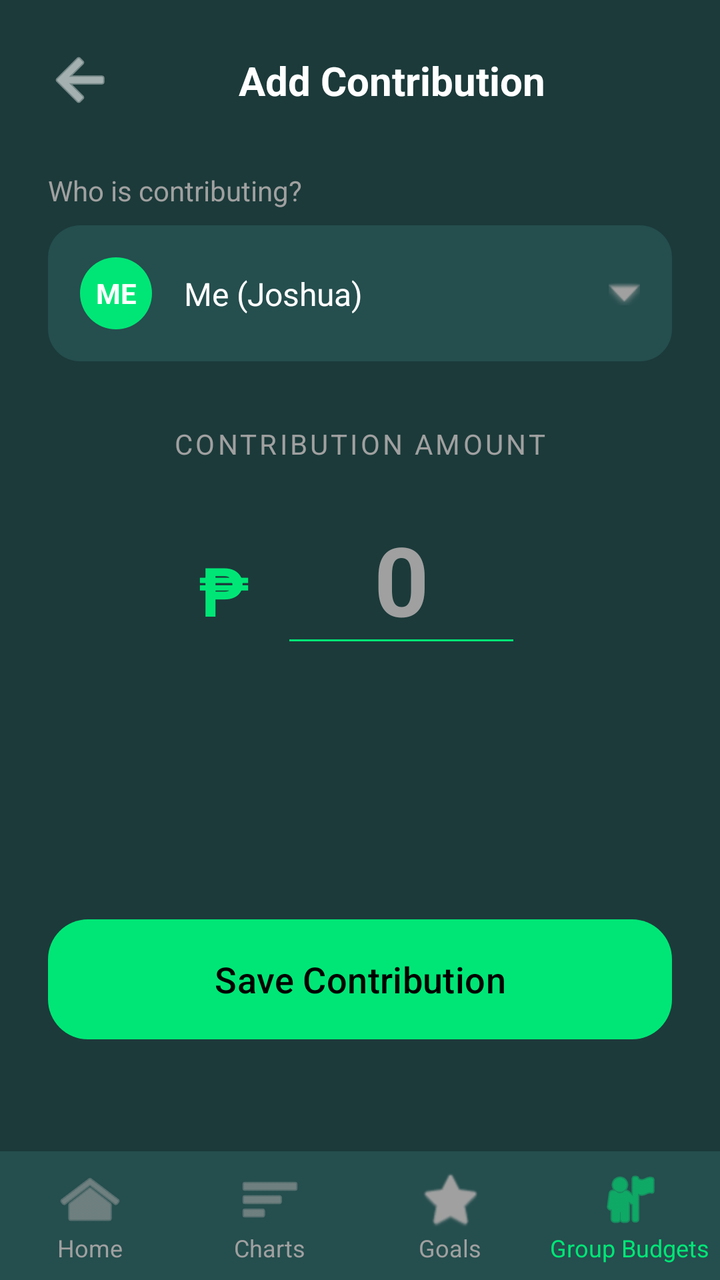
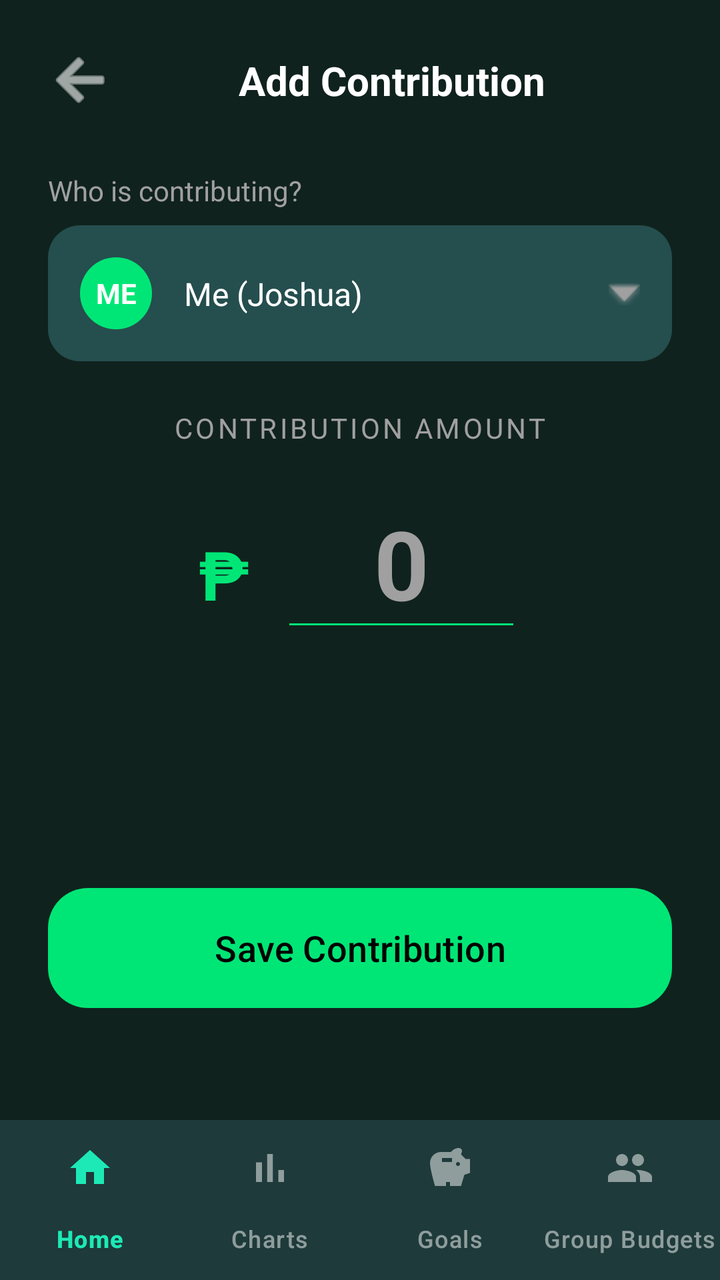

Two renders of the same Android screen: before a commit and after it. Below are the layout's source before the change and the commit's diff.
<!-- AndroidManifest.xml: application theme Theme.TipidMate -->
<!-- res/layout/add_contribution.xml -->
<?xml version="1.0" encoding="utf-8"?>
<RelativeLayout xmlns:android="http://schemas.android.com/apk/res/android"
    xmlns:app="http://schemas.android.com/apk/res-auto"
    xmlns:tools="http://schemas.android.com/tools"
    android:layout_width="match_parent"
    android:layout_height="match_parent"
    android:background="#1C3A3A">

    <androidx.constraintlayout.widget.ConstraintLayout
        android:layout_width="match_parent"
        android:layout_height="match_parent"
        android:layout_above="@+id/bottom_navigation_replacement"
        android:padding="24dp">

        
        <ImageView
            android:id="@+id/iv_back_arrow"
            android:layout_width="wrap_content"
            android:layout_height="wrap_content"
            android:src="@android:drawable/ic_menu_back"
            app:layout_constraintStart_toStartOf="parent"
            app:layout_constraintTop_toTopOf="parent"
            app:tint="@android:color/white"
            android:contentDescription="Back" />

        <TextView
            android:id="@+id/tv_add_contribution_title"
            android:layout_width="0dp"
            android:layout_height="wrap_content"
            android:gravity="center"
            android:text="Add Contribution"
            android:textColor="@android:color/white"
            android:textSize="20sp"
            android:textStyle="bold"
            app:layout_constraintBottom_toBottomOf="@+id/iv_back_arrow"
            app:layout_constraintEnd_toEndOf="parent"
            app:layout_constraintStart_toEndOf="@+id/iv_back_arrow"
            app:layout_constraintTop_toTopOf="@+id/iv_back_arrow" />

        
        <TextView
            android:id="@+id/tv_who_is_contributing_label"
            android:layout_width="wrap_content"
            android:layout_height="wrap_content"
            android:layout_marginTop="32dp"
            android:text="Who is contributing?"
            android:textColor="#A0A0A0"
            android:textSize="14sp"
            app:layout_constraintStart_toStartOf="parent"
            app:layout_constraintTop_toBottomOf="@+id/tv_add_contribution_title" />

        <androidx.constraintlayout.widget.ConstraintLayout
            android:id="@+id/spinner_contributor"
            android:layout_width="0dp"
            android:layout_height="wrap_content"
            android:layout_marginTop="8dp"
            android:background="@drawable/shape_rounded_corners"
            android:padding="16dp"
            app:layout_constraintEnd_toEndOf="parent"
            app:layout_constraintStart_toStartOf="parent"
            app:layout_constraintTop_toBottomOf="@+id/tv_who_is_contributing_label">

            <TextView
                android:id="@+id/tv_contributor_initials"
                android:layout_width="36dp"
                android:layout_height="36dp"
                android:background="@drawable/shape_circular_background"
                android:gravity="center"
                android:text="ME"
                android:textColor="@android:color/white"
                android:textStyle="bold"
                app:layout_constraintBottom_toBottomOf="parent"
                app:layout_constraintStart_toStartOf="parent"
                app:layout_constraintTop_toTopOf="parent" />

            <TextView
                android:id="@+id/tv_contributor_name"
                android:layout_width="0dp"
                android:layout_height="wrap_content"
                android:layout_marginStart="16dp"
                android:layout_marginEnd="16dp"
                android:text="Me (Joshua)"
                android:textColor="@android:color/white"
                android:textSize="16sp"
                app:layout_constraintBottom_toBottomOf="parent"
                app:layout_constraintEnd_toStartOf="@+id/iv_dropdown_arrow"
                app:layout_constraintStart_toEndOf="@+id/tv_contributor_initials"
                app:layout_constraintTop_toTopOf="parent" />

            <ImageView
                android:id="@+id/iv_dropdown_arrow"
                android:layout_width="wrap_content"
                android:layout_height="wrap_content"
                android:src="@android:drawable/arrow_down_float"
                app:layout_constraintBottom_toBottomOf="parent"
                app:layout_constraintEnd_toEndOf="parent"
                app:layout_constraintTop_toTopOf="parent"
                app:tint="#A0A0A0" />

        </androidx.constraintlayout.widget.ConstraintLayout>


        
        <TextView
            android:id="@+id/tv_contribution_amount_label"
            android:layout_width="wrap_content"
            android:layout_height="wrap_content"
            android:layout_marginBottom="16dp"
            android:text="CONTRIBUTION AMOUNT"
            android:textColor="#A0A0A0"
            android:textSize="14sp"
            android:letterSpacing="0.1"
            app:layout_constraintBottom_toTopOf="@+id/et_amount"
            app:layout_constraintEnd_toEndOf="parent"
            app:layout_constraintStart_toStartOf="parent" />

        <TextView
            android:id="@+id/tv_currency_symbol"
            android:layout_width="wrap_content"
            android:layout_height="wrap_content"
            android:text="₱"
            android:textColor="#00E676"
            android:textSize="34sp"
            android:textStyle="bold"
            app:layout_constraintBaseline_toBaselineOf="@+id/et_amount"
            app:layout_constraintEnd_toStartOf="@+id/et_amount"
            app:layout_constraintHorizontal_chainStyle="packed"
            app:layout_constraintStart_toStartOf="parent" />

        <EditText
            android:id="@+id/et_amount"
            android:layout_width="wrap_content"
            android:layout_height="wrap_content"
            android:layout_marginStart="16dp"
            android:backgroundTint="#00E676"
            android:gravity="center"
            android:hint="0"
            android:inputType="numberDecimal"
            android:minWidth="120dp"
            android:text=""
            android:textColor="@android:color/white"
            android:textColorHint="#A0A0A0"
            android:textSize="48sp"
            android:textStyle="bold"
            app:layout_constraintBottom_toBottomOf="parent"
            app:layout_constraintEnd_toEndOf="parent"
            app:layout_constraintStart_toEndOf="@+id/tv_currency_symbol"
            app:layout_constraintTop_toTopOf="parent" />

        
        <Button
            android:id="@+id/btn_save_contribution"
            android:layout_width="0dp"
            android:layout_height="60dp"
            android:layout_marginBottom="32dp"
            android:background="@drawable/shape_button_background"
            android:text="Save Contribution"
            android:textAllCaps="false"
            android:textColor="@android:color/black"
            android:textSize="18sp"
            app:backgroundTint="@null"
            app:drawableEnd="@android:drawable/ic_menu_check"
            app:layout_constraintBottom_toBottomOf="parent"
            app:layout_constraintEnd_toEndOf="parent"
            app:layout_constraintStart_toStartOf="parent" />

    </androidx.constraintlayout.widget.ConstraintLayout>

    <LinearLayout
        android:id="@+id/bottom_navigation_replacement"
        android:layout_width="match_parent"
        android:layout_height="wrap_content"
        android:layout_alignParentBottom="true"
        android:background="#254E4E"
        android:orientation="horizontal"
        android:paddingTop="8dp"
        android:paddingBottom="8dp">

        
        <LinearLayout
            android:layout_width="0dp"
            android:layout_height="wrap_content"
            android:layout_weight="1"
            android:gravity="center"
            android:orientation="vertical">

            <ImageView
                android:layout_width="wrap_content"
                android:layout_height="wrap_content"
                android:src="@android:drawable/ic_menu_home"
                app:tint="#A0A0A0" />

            <TextView
                android:layout_width="wrap_content"
                android:layout_height="wrap_content"
                android:text="Home"
                android:textColor="#A0A0A0"
                android:textSize="12sp" />
        </LinearLayout>

        
        <LinearLayout
            android:layout_width="0dp"
            android:layout_height="wrap_content"
            android:layout_weight="1"
            android:gravity="center"
            android:orientation="vertical">

            <ImageView
                android:layout_width="wrap_content"
                android:layout_height="wrap_content"
                android:src="@android:drawable/ic_menu_sort_by_size"
                app:tint="#A0A0A0" />

            <TextView
                android:layout_width="wrap_content"
                android:layout_height="wrap_content"
                android:text="Charts"
                android:textColor="#A0A0A0"
                android:textSize="12sp" />
        </LinearLayout>

        
        <LinearLayout
            android:layout_width="0dp"
            android:layout_height="wrap_content"
            android:layout_weight="1"
            android:gravity="center"
            android:orientation="vertical">

            <ImageView
                android:layout_width="wrap_content"
                android:layout_height="wrap_content"
                android:src="@android:drawable/btn_star"
                app:tint="#A0A0A0" />

            <TextView
                android:layout_width="wrap_content"
                android:layout_height="wrap_content"
                android:text="Goals"
                android:textColor="#A0A0A0"
                android:textSize="12sp" />
        </LinearLayout>

        
        <LinearLayout
            android:layout_width="0dp"
            android:layout_height="wrap_content"
            android:layout_weight="1"
            android:gravity="center"
            android:orientation="vertical">

            <ImageView
                android:layout_width="wrap_content"
                android:layout_height="wrap_content"
                android:src="@android:drawable/ic_menu_myplaces"
                app:tint="#00E676" />

            <TextView
                android:layout_width="wrap_content"
                android:layout_height="wrap_content"
                android:text="Group Budgets"
                android:textColor="#00E676"
                android:textSize="12sp" />
        </LinearLayout>

    </LinearLayout>

</RelativeLayout>
<!-- resources referenced by this layout -->
<resources>
  <!-- drawable shape_button_background (drawable) -->
  <?xml version="1.0" encoding="utf-8"?>
  <shape xmlns:android="http://schemas.android.com/apk/res/android">
      <solid android:color="#00E676"/>
      <corners android:radius="20dp"/>
  </shape>
  <!-- drawable shape_circular_background (drawable) -->
  <?xml version="1.0" encoding="utf-8"?>
  <shape xmlns:android="http://schemas.android.com/apk/res/android"
      android:shape="oval">
      <solid android:color="#00E676"/>
  </shape>
  <!-- drawable shape_rounded_corners (drawable) -->
  <?xml version="1.0" encoding="utf-8"?>
  <shape xmlns:android="http://schemas.android.com/apk/res/android">
      <solid android:color="#254E4E"/>
      <corners android:radius="16dp"/>
  </shape>
  <style name="Theme.TipidMate" parent="Base.Theme.TipidMate" />
  <style name="Base.Theme.TipidMate" parent="Theme.Material3.DayNight.NoActionBar">
          
          
      </style>
</resources>

<!-- the commit's change to res/layout/add_contribution.xml (unified diff, before → after) -->
@@ -4,12 +4,12 @@
     xmlns:tools="http://schemas.android.com/tools"
     android:layout_width="match_parent"
     android:layout_height="match_parent"
-    android:background="#1C3A3A">
+    android:background="#10221D">
 
     <androidx.constraintlayout.widget.ConstraintLayout
         android:layout_width="match_parent"
         android:layout_height="match_parent"
-        android:layout_above="@+id/bottom_navigation_replacement"
+        android:layout_above="@+id/bottom_navigation"
         android:padding="24dp">
 
         
@@ -166,104 +166,15 @@
 
     </androidx.constraintlayout.widget.ConstraintLayout>
 
-    <LinearLayout
-        android:id="@+id/bottom_navigation_replacement"
+    <com.google.android.material.bottomnavigation.BottomNavigationView
+        android:id="@+id/bottom_navigation"
         android:layout_width="match_parent"
         android:layout_height="wrap_content"
         android:layout_alignParentBottom="true"
-        android:background="#254E4E"
-        android:orientation="horizontal"
-        android:paddingTop="8dp"
-        android:paddingBottom="8dp">
-
-        
-        <LinearLayout
-            android:layout_width="0dp"
-            android:layout_height="wrap_content"
-            android:layout_weight="1"
-            android:gravity="center"
-            android:orientation="vertical">
-
-            <ImageView
-                android:layout_width="wrap_content"
-                android:layout_height="wrap_content"
-                android:src="@android:drawable/ic_menu_home"
-                app:tint="#A0A0A0" />
-
-            <TextView
-                android:layout_width="wrap_content"
-                android:layout_height="wrap_content"
-                android:text="Home"
-                android:textColor="#A0A0A0"
-                android:textSize="12sp" />
-        </LinearLayout>
-
-        
-        <LinearLayout
-            android:layout_width="0dp"
-            android:layout_height="wrap_content"
-            android:layout_weight="1"
-            android:gravity="center"
-            android:orientation="vertical">
-
-            <ImageView
-                android:layout_width="wrap_content"
-                android:layout_height="wrap_content"
-                android:src="@android:drawable/ic_menu_sort_by_size"
-                app:tint="#A0A0A0" />
-
-            <TextView
-                android:layout_width="wrap_content"
-                android:layout_height="wrap_content"
-                android:text="Charts"
-                android:textColor="#A0A0A0"
-                android:textSize="12sp" />
-        </LinearLayout>
-
-        
-        <LinearLayout
-            android:layout_width="0dp"
-            android:layout_height="wrap_content"
-            android:layout_weight="1"
-            android:gravity="center"
-            android:orientation="vertical">
-
-            <ImageView
-                android:layout_width="wrap_content"
-                android:layout_height="wrap_content"
-                android:src="@android:drawable/btn_star"
-                app:tint="#A0A0A0" />
-
-            <TextView
-                android:layout_width="wrap_content"
-                android:layout_height="wrap_content"
-                android:text="Goals"
-                android:textColor="#A0A0A0"
-                android:textSize="12sp" />
-        </LinearLayout>
-
-        
-        <LinearLayout
-            android:layout_width="0dp"
-            android:layout_height="wrap_content"
-            android:layout_weight="1"
-            android:gravity="center"
-            android:orientation="vertical">
-
-            <ImageView
-                android:layout_width="wrap_content"
-                android:layout_height="wrap_content"
-                android:src="@android:drawable/ic_menu_myplaces"
-                app:tint="#00E676" />
-
-            <TextView
-                android:layout_width="wrap_content"
-                android:layout_height="wrap_content"
-                android:text="Group Budgets"
-                android:textColor="#00E676"
-                android:textSize="12sp" />
-        </LinearLayout>
-
-    </LinearLayout>
+        android:background="#1E3A3A"
+        app:itemIconTint="@color/bottom_nav_color_selector"
+        app:itemTextColor="@color/bottom_nav_color_selector"
+        app:labelVisibilityMode="labeled"
+        app:menu="@menu/bottom_nav_menu" />
 
 </RelativeLayout>
